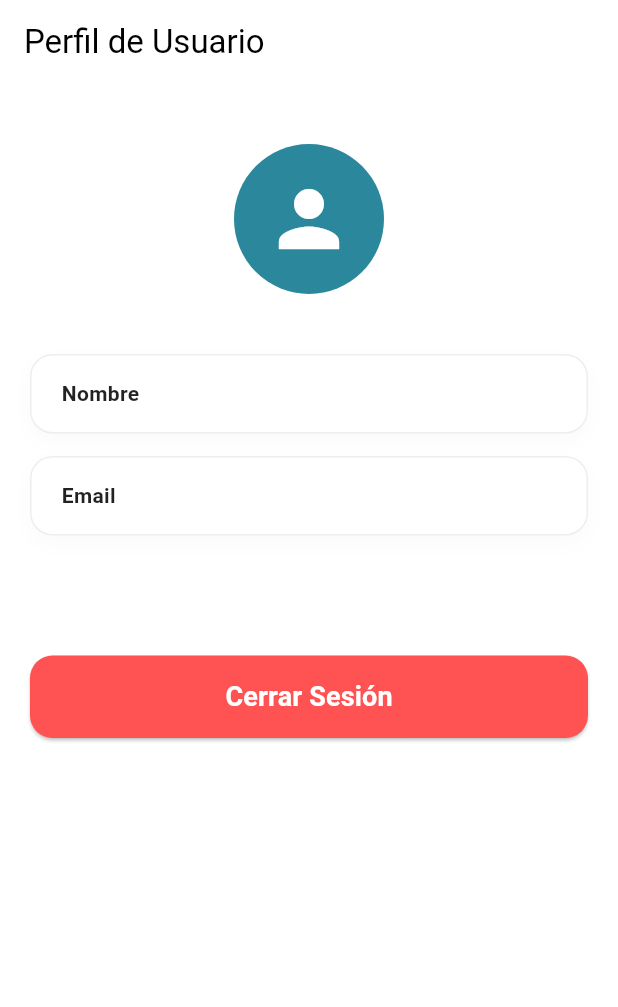
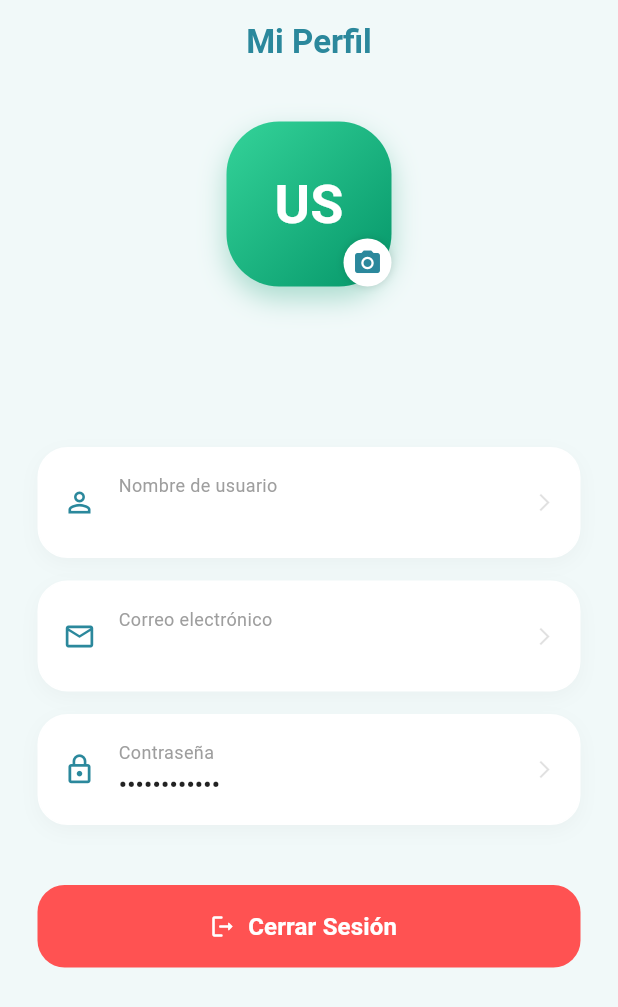
Before and after one commit to Sfatdry/dosify, a Flutter app: the ProfileScreen screen opened directly, on a phone screen of 412 x 824 dp. Shown: the top 1007 px of the screen. Run offline on Flutter 3.47's test engine with Material 3 defaults, Android fonts, the light colour scheme and no system bars; our stand-ins replace google_fonts, supabase_flutter; accounts and stored records are empty.

Commit message:
Versión final estable: Dashboard, Perfil y Historial vinculados

```diff
--- a/lib/screens/profile_screen.dart
+++ b/lib/screens/profile_screen.dart
@@ -18,7 +18,6 @@ class _ProfileScreenState extends State<ProfileScreen> {
     try {
       await Supabase.instance.client.auth.signOut();
       if (mounted) {
-        // Al cerrar sesión, volvemos al Login y reseteamos la ruta
         Navigator.pushAndRemoveUntil(
           context,
           MaterialPageRoute(builder: (context) => const LoginScreen()),
@@ -36,60 +35,115 @@ class _ProfileScreenState extends State<ProfileScreen> {
 
   @override
   Widget build(BuildContext context) {
-    // Jalamos los datos reales del usuario
+    // Datos dinámicos de Supabase
     final String userEmail = user?.email ?? "Email no disponible";
-
-    // El nombre lo sacamos de los metadatos que guardamos en el registro
     final String userName = user?.userMetadata?['nombre'] ?? "Usuario de Dosify";
 
+    // Extraer iniciales para el avatar
+    String iniciales = "US";
+    if (userName.isNotEmpty) {
+      List<String> names = userName.split(" ");
+      iniciales = names.length > 1
+          ? "${names[0][0]}${names[1][0]}".toUpperCase()
+          : names[0][0].toUpperCase();
+    }
+
     return Scaffold(
+      backgroundColor: const Color(0xFFF1F9F9), // Fondo pastel de tu Dashboard
       appBar: AppBar(
-        title: const Text("Perfil de Usuario"),
-        backgroundColor: Colors.white,
-        foregroundColor: Colors.black,
+        title: const Text("Mi Perfil",
+          style: TextStyle(color: Color(0xFF2B889C), fontWeight: FontWeight.bold)),
+        backgroundColor: Colors.transparent,
         elevation: 0,
+        centerTitle: true,
       ),
       body: SingleChildScrollView(
-        padding: const EdgeInsets.all(20.0),
+        padding: const EdgeInsets.all(25.0),
         child: Column(
           children: [
-            const SizedBox(height: 20),
-            // Avatar con los colores de tu logo
-            const Center(
-              child: CircleAvatar(
-                radius: 50,
-                backgroundColor: Color(0xFF2B889C),
-                child: Icon(Icons.person, size: 60, color: Colors.white),
+            // Avatar Estilizado de la imagen (MG)
+            Center(
+              child: Column(
+                children: [
+                  Stack(
+                    children: [
+                      Container(
+                        width: 110,
+                        height: 110,
+                        decoration: BoxDecoration(
+                          gradient: const LinearGradient(
+                            colors: [Color(0xFF34D399), Color(0xFF059669)], // Verde esmeralda de la imagen
+                            begin: Alignment.topLeft,
+                            end: Alignment.bottomRight,
+                          ),
+                          borderRadius: BorderRadius.circular(35),
+                          boxShadow: [
+                            BoxShadow(
+                              color: const Color(0xFF059669).withOpacity(0.3),
+                              blurRadius: 15,
+                              offset: const Offset(0, 8),
+                            )
+                          ],
+                        ),
+                        child: Center(
+                          child: Text(
+                            iniciales,
+                            style: const TextStyle(
+                              fontSize: 36,
+                              color: Colors.white,
+                              fontWeight: FontWeight.bold
+                            ),
+                          ),
+                        ),
+                      ),
+                      Positioned(
+                        bottom: 0,
+                        right: 0,
+                        child: Container(
+                          padding: const EdgeInsets.all(6),
+                          decoration: const BoxDecoration(
+                            color: Colors.white,
+                            shape: BoxShape.circle,
+                            boxShadow: [BoxShadow(color: Colors.black12, blurRadius: 4)]
+                          ),
+                          child: const Icon(Icons.camera_alt, size: 20, color: Color(0xFF2B889C)),
+                        ),
+                      )
+                    ],
+                  ),
+                  const SizedBox(height: 15),
+                  Text(userName,
+                    style: const TextStyle(fontSize: 22, fontWeight: FontWeight.bold, color: Color(0xFF333333))),
+                  Text(userEmail,
+                    style: const TextStyle(color: Colors.grey, fontSize: 14)),
+                ],
               ),
             ),
+
             const SizedBox(height: 40),
 
-            // Tarjetas de Información
-            _buildInfoTile("Nombre", userName),
+            // Tarjetas de Información con diseño Dosify
+            _buildInfoCard("Nombre de usuario", userName, Icons.person_outline),
             const SizedBox(height: 15),
-            _buildInfoTile("Email", userEmail),
+            _buildInfoCard("Correo electrónico", userEmail, Icons.email_outlined),
+            const SizedBox(height: 15),
+            _buildInfoCard("Contraseña", "••••••••••••", Icons.lock_outline),
 
-            const SizedBox(height: 80),
+            const SizedBox(height: 40),
 
-            // Botón Cerrar Sesión Funcional
+            // Botón Cerrar Sesión
             SizedBox(
               width: double.infinity,
               height: 55,
-              child: ElevatedButton(
+              child: ElevatedButton.icon(
                 onPressed: _signOut,
+                icon: const Icon(Icons.logout_rounded, color: Colors.white),
+                label: const Text("Cerrar Sesión",
+                  style: TextStyle(fontSize: 16, fontWeight: FontWeight.bold, color: Colors.white)),
                 style: ElevatedButton.styleFrom(
-                  backgroundColor: const Color(0xFFFF5252), // Rojo para destacar
-                  shape: RoundedRectangleBorder(
-                    borderRadius: BorderRadius.circular(15),
-                  ),
-                ),
-                child: const Text(
-                  "Cerrar Sesión",
-                  style: TextStyle(
-                    color: Colors.white,
-                    fontSize: 18,
-                    fontWeight: FontWeight.bold,
-                  ),
+                  backgroundColor: const Color(0xFFFF5252),
+                  elevation: 0,
+                  shape: RoundedRectangleBorder(borderRadius: BorderRadius.circular(18)),
                 ),
               ),
             ),
@@ -99,35 +153,35 @@ class _ProfileScreenState extends State<ProfileScreen> {
     );
   }
 
-  Widget _buildInfoTile(String label, String value) {
+  Widget _buildInfoCard(String label, String value, IconData icon) {
     return Container(
-      width: double.infinity,
-      padding: const EdgeInsets.symmetric(horizontal: 20, vertical: 15),
+      padding: const EdgeInsets.all(16),
       decoration: BoxDecoration(
         color: Colors.white,
-        borderRadius: BorderRadius.circular(15),
-        border: Border.all(color: Colors.grey.shade200),
+        borderRadius: BorderRadius.circular(20),
+        border: Border.all(color: Colors.white),
         boxShadow: [
           BoxShadow(
-            color: Colors.black.withOpacity(0.02),
+            color: Colors.black.withOpacity(0.03),
             blurRadius: 10,
-            offset: const Offset(0, 5),
+            offset: const Offset(0, 4),
           ),
         ],
       ),
       child: Row(
-        mainAxisAlignment: MainAxisAlignment.spaceBetween,
         children: [
-          Text(label, style: const TextStyle(fontWeight: FontWeight.bold, color: Colors.black87)),
-          // Texto flexible por si el nombre o email es muy largo
-          Expanded(
-            child: Text(
-              value,
-              textAlign: TextAlign.end,
-              style: const TextStyle(color: Colors.grey),
-              overflow: TextOverflow.ellipsis,
-            ),
+          Icon(icon, color: const Color(0xFF2B889C), size: 22),
+          const SizedBox(width: 15),
+          Column(
+            crossAxisAlignment: CrossAxisAlignment.start,
+            children: [
+              Text(label, style: TextStyle(color: Colors.grey.shade500, fontSize: 12)),
+              const SizedBox(height: 2),
+              Text(value, style: const TextStyle(fontWeight: FontWeight.w600, fontSize: 15, color: Colors.black87)),
+            ],
           ),
+          const Spacer(),
+          const Icon(Icons.arrow_forward_ios, size: 14, color: Colors.black12),
         ],
       ),
     );
```
Also changed, not shown: lib/main.dart (+10 -9 lines), lib/screens/dashboard_screen.dart (+19 -8 lines), lib/screens/historial_screen.dart (added, +172 -0 lines), lib/screens/nota_voz_page.dart (added, +68 -0 lines), lib/screens/usuario_form.dart (deleted, +0 -80 lines), lib/screens/usuario_page.dart (added, +60 -0 lines).
